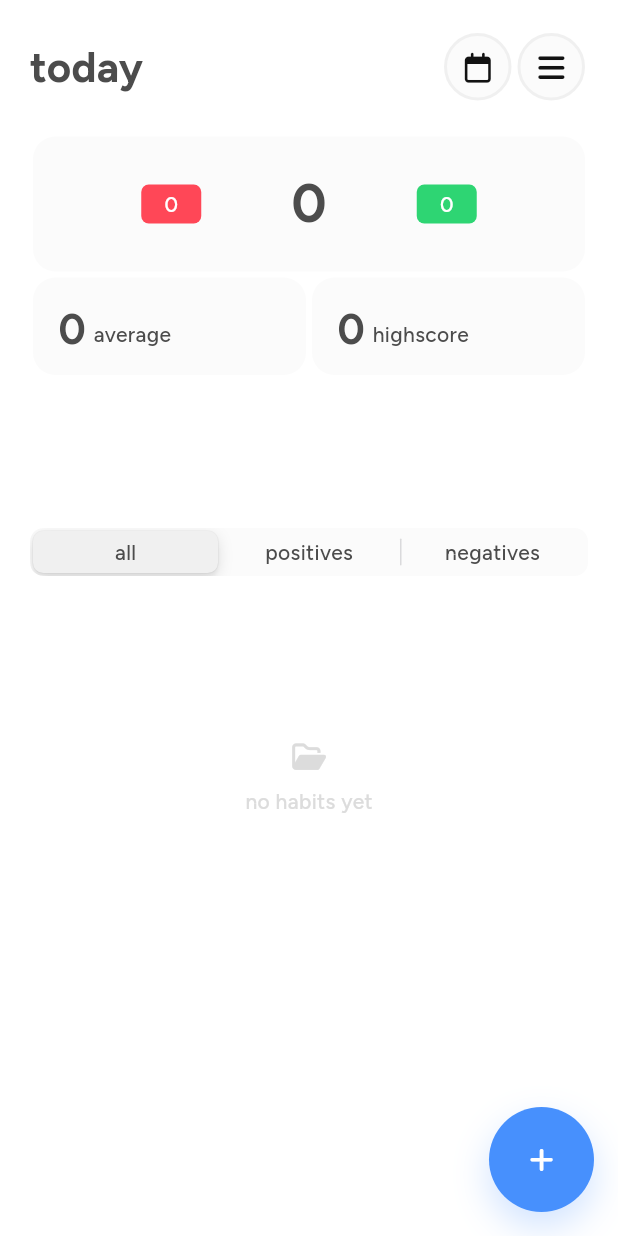
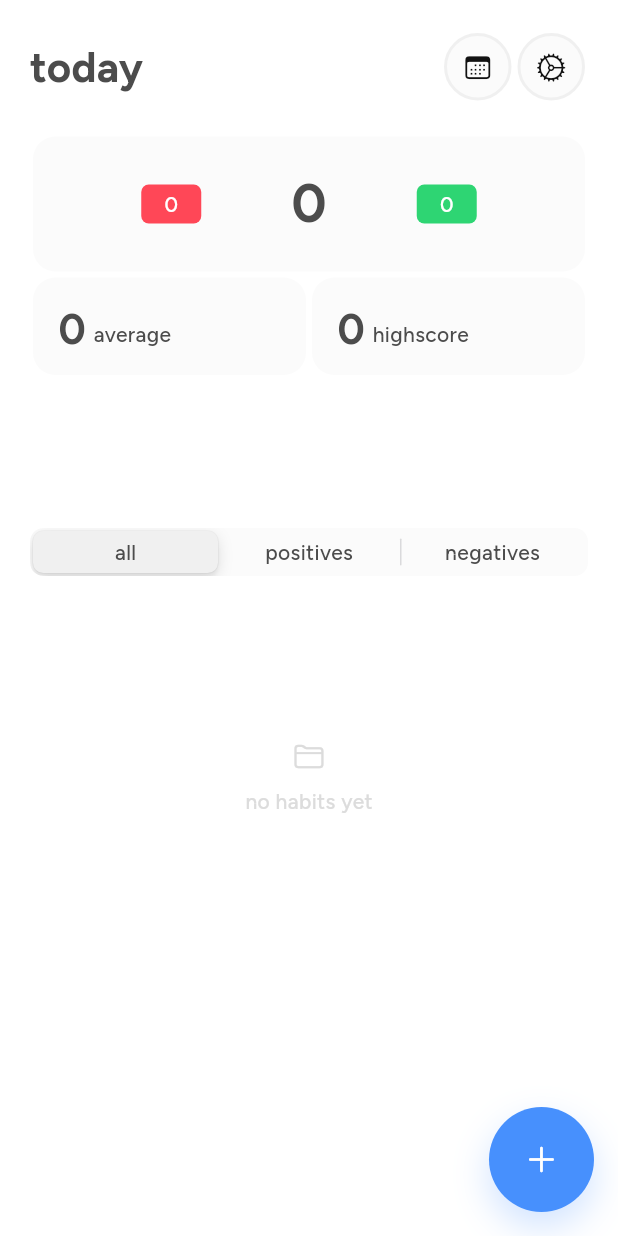
Before and after one commit to Studio-Grosser/gameify, a Flutter app: the MainPage screen opened directly, on a phone screen of 412 x 824 dp. Run offline on Flutter 3.47's test engine with Material 3 defaults, Android fonts, the phone set to English and light mode, and no system bars; our stand-ins replace font_awesome_flutter, gap, sentry_flutter, shared_preferences, sqflite; missing offline and left inert: restart_app; accounts and stored records are empty.

Commit message:
change icons to cupertino icons

```diff
--- a/lib/pages/add_habit_page.dart
+++ b/lib/pages/add_habit_page.dart
@@ -1,5 +1,6 @@
 import 'dart:async';
 
+import 'package:flutter/cupertino.dart';
 import 'package:flutter/material.dart';
 import 'package:flutter/services.dart';
 import 'package:font_awesome_flutter/font_awesome_flutter.dart';
@@ -128,7 +129,7 @@ class _AddHabitPageState extends State<AddHabitPage>
     return Scaffold(
       floatingActionButton: StyledFab(
         text: submitText,
-        icon: FontAwesomeIcons.chevronUp,
+        icon: CupertinoIcons.chevron_up,
         onTap: submitHabit,
       ),
       body: SafeArea(
@@ -139,7 +140,7 @@ class _AddHabitPageState extends State<AddHabitPage>
               Align(
                 alignment: Alignment.topRight,
                 child: StyledIcon(
-                    icon: FontAwesomeIcons.xmark,
+                    icon: CupertinoIcons.xmark,
                     onTap: () => Navigator.pop(context)),
               ),
               const Spacer(flex: 1),
--- a/lib/pages/intro_page.dart
+++ b/lib/pages/intro_page.dart
@@ -1,5 +1,5 @@
+import 'package:flutter/cupertino.dart';
 import 'package:flutter/material.dart';
-import 'package:font_awesome_flutter/font_awesome_flutter.dart';
 import 'package:gameify/models/habit.dart';
 import 'package:gameify/models/habit_mode.dart';
 import 'package:gameify/widgets/styled_fab.dart';
@@ -33,7 +33,7 @@ class _IntroPageState extends State<IntroPage> {
         padding: const EdgeInsets.all(0),
         height: 70,
         width: 70,
-        icon: FontAwesomeIcons.chevronRight,
+        icon: CupertinoIcons.chevron_right,
         onTap: () {
           widget.onSubmit(
               habits.where((habit) => habitIds.contains(habit.id)).toList());
--- a/lib/pages/main_page.dart
+++ b/lib/pages/main_page.dart
@@ -1,7 +1,7 @@
 import 'dart:async';
+import 'package:flutter/cupertino.dart';
 import 'package:flutter/material.dart';
 import 'package:flutter/services.dart';
-import 'package:font_awesome_flutter/font_awesome_flutter.dart';
 import 'package:gameify/pages/add_habit_page.dart';
 import 'package:gameify/database/database_service.dart';
 import 'package:gameify/database/date_service.dart';
@@ -221,7 +221,7 @@ class _MainPageState extends State<MainPage> {
         padding: EdgeInsets.zero,
         height: 70,
         width: 70,
-        icon: FontAwesomeIcons.plus,
+        icon: CupertinoIcons.plus,
         onTap: () => openAddHabitPage(context),
       ),
       endDrawer: const SettingsDrawer(),
@@ -238,11 +238,11 @@ class _MainPageState extends State<MainPage> {
                       style: theme.textTheme.titleMedium),
                   const Spacer(),
                   StyledIcon(
-                    icon: FontAwesomeIcons.calendar,
+                    icon: CupertinoIcons.calendar,
                     onTap: showDatePicker,
                   ),
                   StyledIcon(
-                    icon: FontAwesomeIcons.bars,
+                    icon: CupertinoIcons.settings,
                     onTap: () => _scaffoldKey.currentState?.openEndDrawer(),
                   )
                 ],
--- a/lib/utils/theme_provider.dart
+++ b/lib/utils/theme_provider.dart
@@ -1,5 +1,5 @@
+import 'package:flutter/cupertino.dart';
 import 'package:flutter/material.dart';
-import 'package:font_awesome_flutter/font_awesome_flutter.dart';
 import 'package:gameify/utils/logger.dart';
 import 'package:shared_preferences/shared_preferences.dart';
 
@@ -15,9 +15,9 @@ class ThemeProvider with ChangeNotifier {
       ['System Mode', 'Light Mode', 'Dark Mode'][themeMode.index];
 
   IconData get themeIcon => [
-        FontAwesomeIcons.lightbulb,
-        FontAwesomeIcons.sun,
-        FontAwesomeIcons.moon
+        CupertinoIcons.sparkles,
+        CupertinoIcons.sun_max,
+        CupertinoIcons.moon
       ][themeMode.index];
 
   set themeMode(ThemeMode themeData) {
--- a/lib/widgets/no_habit_info.dart
+++ b/lib/widgets/no_habit_info.dart
@@ -1,5 +1,5 @@
+import 'package:flutter/cupertino.dart';
 import 'package:flutter/material.dart';
-import 'package:font_awesome_flutter/font_awesome_flutter.dart';
 import 'package:gap/gap.dart';
 
 class NoHabitInfo extends StatelessWidget {
@@ -12,7 +12,7 @@ class NoHabitInfo extends StatelessWidget {
       constraints: const BoxConstraints(maxHeight: 250),
       alignment: Alignment.center,
       child: Column(mainAxisAlignment: MainAxisAlignment.center, children: [
-        FaIcon(FontAwesomeIcons.folderOpen,
+        Icon(CupertinoIcons.folder_open,
             size: 20, color: theme.colorScheme.secondary),
         const Gap(10),
         Text('no habits yet',
--- a/lib/widgets/settings_drawer.dart
+++ b/lib/widgets/settings_drawer.dart
@@ -1,3 +1,4 @@
+import 'package:flutter/cupertino.dart';
 import 'package:flutter/foundation.dart';
 import 'package:flutter/material.dart';
 import 'package:font_awesome_flutter/font_awesome_flutter.dart';
@@ -53,8 +54,8 @@ class _SettingsDrawerState extends State<SettingsDrawer> {
           ListTile(
             contentPadding: const EdgeInsets.symmetric(horizontal: 35),
             onTap: resetApp,
-            leading: const FaIcon(
-              FontAwesomeIcons.trashCan,
+            leading: const Icon(
+              CupertinoIcons.trash,
               color: Themes.danger,
               size: 18,
             ),
--- a/lib/widgets/styled_fab.dart
+++ b/lib/widgets/styled_fab.dart
@@ -1,5 +1,4 @@
 import 'package:flutter/material.dart';
-import 'package:font_awesome_flutter/font_awesome_flutter.dart';
 import 'package:gameify/utils/themes.dart';
 import 'package:gap/gap.dart';
 
@@ -19,7 +18,7 @@ class StyledFab extends StatelessWidget {
   final double? width;
   final EdgeInsets padding;
 
-  Widget get iconWidget => FaIcon(icon, color: Themes.shade1, size: 18);
+  Widget get iconWidget => Icon(icon, color: Themes.shade1, size: 24);
 
   @override
   Widget build(BuildContext context) {
--- a/lib/widgets/styled_icon.dart
+++ b/lib/widgets/styled_icon.dart
@@ -1,5 +1,4 @@
 import 'package:flutter/material.dart';
-import 'package:font_awesome_flutter/font_awesome_flutter.dart';
 import 'package:gameify/widgets/styled_container.dart';
 
 class StyledIcon extends StatelessWidget {
@@ -15,7 +14,7 @@ class StyledIcon extends StatelessWidget {
         borderRadius: 25,
         width: 45,
         height: 45,
-        child: Center(child: FaIcon(icon, size: 20)),
+        child: Center(child: Icon(icon, size: 20)),
       ),
     );
   }
--- a/pubspec.yaml
+++ b/pubspec.yaml
@@ -16,7 +16,7 @@ publish_to: 'none' # Remove this line if you wish to publish to pub.dev
 # https://developer.apple.com/library/archive/documentation/General/Reference/InfoPlistKeyReference/Articles/CoreFoundationKeys.html
 # In Windows, build-name is used as the major, minor, and patch parts
 # of the product and file versions while build-number is used as the build suffix.
-version: 0.3.0+3
+version: 0.4.0+4
 
 environment:
   sdk: ^3.6.0-216.1.beta
```
Also changed, not shown: lib/widgets/habit_option_menu.dart (+6 -6 lines), lib/widgets/heat_map.dart (+3 -9 lines), 1 other file.
